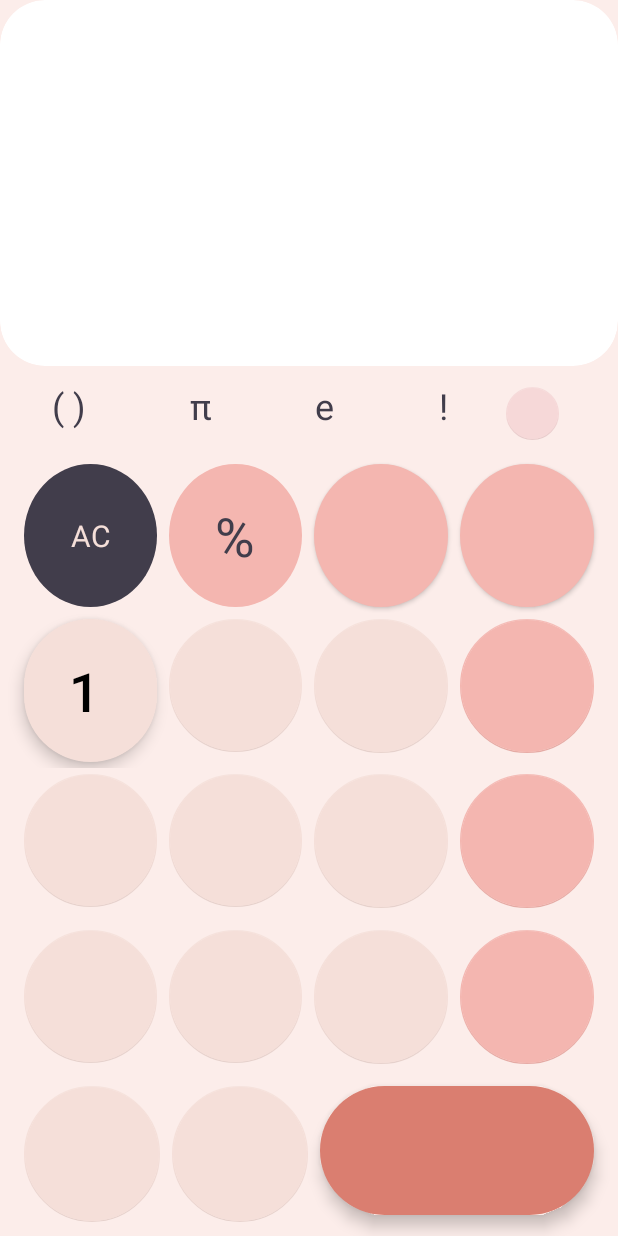
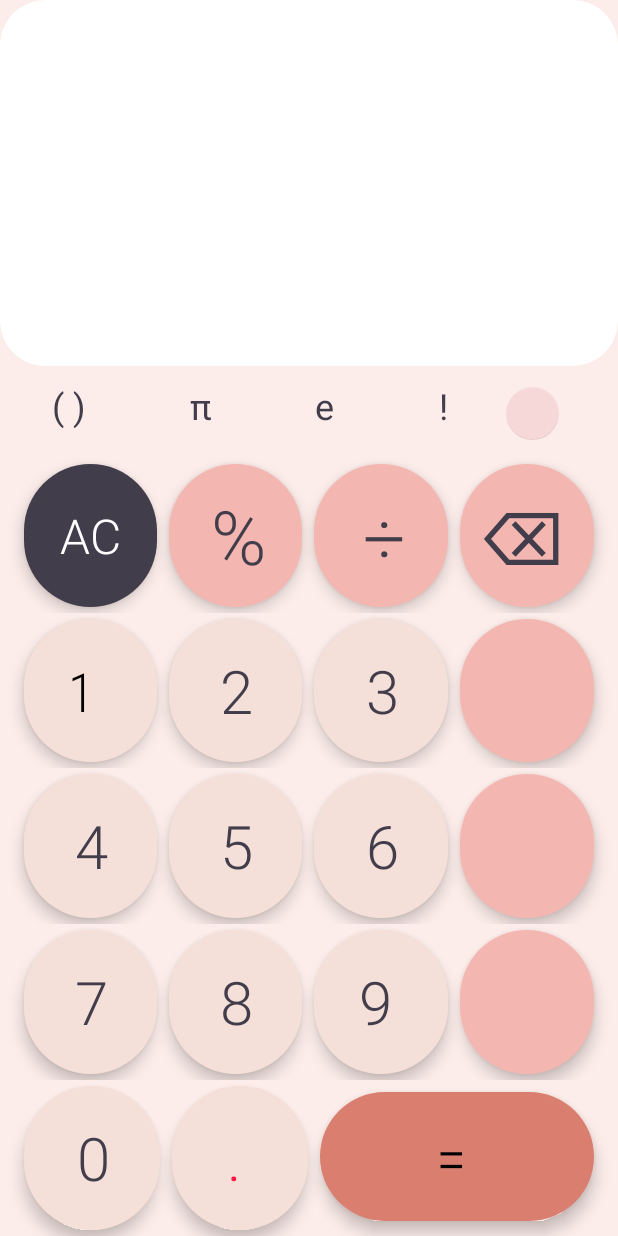
Before and after one commit to Harsh8833/Calculator, an Android app: the screen it shows after launch (MainActivity), on a phone screen of 412 x 824 dp. Run offline under Robolectric (Android 15) with nearby library versions, the phone set to English and light mode, and no system bars.

Commit message:
text on fab

```diff
--- a/app/src/main/res/layout/activity_main.xml
+++ b/app/src/main/res/layout/activity_main.xml
@@ -9,7 +9,7 @@
     android:orientation="vertical">
 
 
-
+    <!-- Text Field -->
     <com.google.android.material.card.MaterialCardView
         android:id="@+id/cardView"
         style="?attr/materialCardViewFilledStyle"
@@ -25,6 +25,7 @@
 
     </com.google.android.material.card.MaterialCardView>
 
+    <!-- mini buttons row -->
     <LinearLayout
         android:layout_width="match_parent"
         android:layout_height="0dp"
@@ -88,17 +89,18 @@
         </com.google.android.material.floatingactionbutton.FloatingActionButton>
 
 
+        <!-- First Row -->
 
     </LinearLayout>
-
     <LinearLayout
         android:layout_width="match_parent"
         android:layout_height="0dp"
         android:orientation="horizontal"
-        android:layout_weight=".5">
+        android:layout_weight=".5"
+        android:backgroundTint="@color/dark_pink">
 
-        <Button
-            android:id="@+id/ac_Button"
+        <com.google.android.material.floatingactionbutton.ExtendedFloatingActionButton
+            android:id="@+id/ac"
             android:layout_width="0dp"
             android:layout_height="match_parent"
             android:layout_weight=".5"
@@ -107,43 +109,36 @@
             android:layout_marginTop="4dp"
             android:layout_marginStart="16dp"
             app:backgroundTint="@color/gray_purple"
-            android:background="@drawable/round_buttons"
-            app:elevation="0dp"
-            android:text="AC"
-            android:textAppearance="?attr/textAppearanceDisplayMedium"
-            android:textSize="20dp"
-            android:textColor="@color/light_pink"
-            style="@style/Widget.Material3.Button.TonalButton">
-        </Button>
+            style="@style/number_keys"
+            android:textColor="@color/white"
+            android:textSize="32dp"
+            android:text=" AC">
 
-        <Button
-            android:id="@+id/ac_Button1"
+        </com.google.android.material.floatingactionbutton.ExtendedFloatingActionButton>
+
+
+        <com.google.android.material.floatingactionbutton.ExtendedFloatingActionButton
+            android:id="@+id/percent"
             android:layout_width="0dp"
             android:layout_height="match_parent"
             android:layout_weight=".5"
             android:layout_margin="4dp"
-            app:backgroundTint="@color/dark_pink"
-            android:background="@drawable/round_buttons"
-            app:elevation="0dp"
-            android:text="%"
-            android:textColor="@color/gray_purple"
-            android:textSize="36dp"
-            style="@style/Widget.Material3.Button.TonalButton">
-        </Button>
+            style="@style/symbols_keys"
+            android:text=" %">
+        </com.google.android.material.floatingactionbutton.ExtendedFloatingActionButton>
 
-        <Button
-            android:id="@+id/ac_Button3"
+        <com.google.android.material.floatingactionbutton.ExtendedFloatingActionButton
+            android:id="@+id/divide"
             android:layout_width="0dp"
             android:layout_height="match_parent"
             android:layout_weight=".5"
-            android:background="@drawable/round_buttons"
             android:layout_margin="4dp"
-            app:backgroundTint="@color/dark_pink"
-            app:elevation="0dp">
-        </Button>
+            style="@style/symbols_keys"
+            android:text=" ÷">
+        </com.google.android.material.floatingactionbutton.ExtendedFloatingActionButton>
 
-        <Button
-            android:id="@+id/ac_Button4"
+        <com.google.android.material.floatingactionbutton.ExtendedFloatingActionButton
+            android:id="@+id/backspace"
             android:layout_width="0dp"
             android:layout_height="match_parent"
             android:layout_weight=".5"
@@ -151,13 +146,13 @@
             android:layout_marginBottom="4dp"
             android:layout_marginTop="4dp"
             android:layout_marginStart="4dp"
-            app:backgroundTint="@color/dark_pink"
-            app:elevation="0dp"
-            android:background="@drawable/round_buttons">
-        </Button>
+            style="@style/symbols_keys"
+            android:text="⌫">
+        </com.google.android.material.floatingactionbutton.ExtendedFloatingActionButton>
 
     </LinearLayout>
 
+    <!-- Second Row -->
         <LinearLayout
             android:layout_width="match_parent"
             android:layout_height="0dp"
@@ -176,33 +171,34 @@
                 android:layout_marginStart="16dp"
                 app:backgroundTint="@color/light_pink"
                 app:elevation="0dp"
-            android:text="1"
-            android:textAlignment="center"
-            android:textSize="36dp">
+                android:text="@string/_1"
+                android:letterSpacing="0.25"
+                android:textSize="36sp"
+                android:fontFamily="sans-serif-condensed-light">
             </com.google.android.material.floatingactionbutton.ExtendedFloatingActionButton>
 
 
-        <com.google.android.material.floatingactionbutton.FloatingActionButton
+            <com.google.android.material.floatingactionbutton.ExtendedFloatingActionButton
                 android:id="@+id/key2"
                 android:layout_width="0dp"
                 android:layout_height="match_parent"
                 android:layout_weight=".5"
                 android:layout_margin="4dp"
-            app:backgroundTint="@color/light_pink"
-            app:elevation="0dp">
-        </com.google.android.material.floatingactionbutton.FloatingActionButton>
+                style="@style/number_keys"
+                android:text="@string/_2">
+            </com.google.android.material.floatingactionbutton.ExtendedFloatingActionButton>
 
-        <com.google.android.material.floatingactionbutton.FloatingActionButton
+            <com.google.android.material.floatingactionbutton.ExtendedFloatingActionButton
                 android:id="@+id/key3"
                 android:layout_width="0dp"
                 android:layout_height="match_parent"
                 android:layout_weight=".5"
                 android:layout_margin="4dp"
-            app:backgroundTint="@color/light_pink"
-            app:elevation="0dp">
-        </com.google.android.material.floatingactionbutton.FloatingActionButton>
+                style="@style/number_keys"
+                android:text="@string/_3">
+            </com.google.android.material.floatingactionbutton.ExtendedFloatingActionButton>
 
-        <com.google.android.material.floatingactionbutton.FloatingActionButton
+            <com.google.android.material.floatingactionbutton.ExtendedFloatingActionButton
                 android:id="@+id/multiply"
                 android:layout_width="0dp"
                 android:layout_height="match_parent"
@@ -213,11 +209,11 @@
                 android:layout_marginStart="4dp"
                 app:backgroundTint="@color/dark_pink"
                 app:elevation="0dp">
-        </com.google.android.material.floatingactionbutton.FloatingActionButton>
+            </com.google.android.material.floatingactionbutton.ExtendedFloatingActionButton>
 
         </LinearLayout>
 
-
+    <!-- Third Row -->
     <LinearLayout
         android:layout_width="match_parent"
         android:layout_height="0dp"
@@ -225,7 +221,7 @@
         android:layout_weight=".5"
         android:backgroundTint="@color/dark_pink">
 
-        <com.google.android.material.floatingactionbutton.FloatingActionButton
+        <com.google.android.material.floatingactionbutton.ExtendedFloatingActionButton
             android:id="@+id/key4"
             android:layout_width="0dp"
             android:layout_height="match_parent"
@@ -234,31 +230,31 @@
             android:layout_marginBottom="4dp"
             android:layout_marginTop="4dp"
             android:layout_marginStart="16dp"
-            app:backgroundTint="@color/light_pink"
-            app:elevation="0dp">
-        </com.google.android.material.floatingactionbutton.FloatingActionButton>
+            style="@style/number_keys"
+            android:text="@string/_4">
+        </com.google.android.material.floatingactionbutton.ExtendedFloatingActionButton>
 
-        <com.google.android.material.floatingactionbutton.FloatingActionButton
+        <com.google.android.material.floatingactionbutton.ExtendedFloatingActionButton
             android:id="@+id/key5"
             android:layout_width="0dp"
             android:layout_height="match_parent"
             android:layout_weight=".5"
             android:layout_margin="4dp"
-            app:backgroundTint="@color/light_pink"
-            app:elevation="0dp">
-        </com.google.android.material.floatingactionbutton.FloatingActionButton>
+            style="@style/number_keys"
+            android:text="@string/_5">
+        </com.google.android.material.floatingactionbutton.ExtendedFloatingActionButton>
 
-        <com.google.android.material.floatingactionbutton.FloatingActionButton
+        <com.google.android.material.floatingactionbutton.ExtendedFloatingActionButton
             android:id="@+id/key6"
             android:layout_width="0dp"
             android:layout_height="match_parent"
             android:layout_weight=".5"
             android:layout_margin="4dp"
-            app:backgroundTint="@color/light_pink"
-            app:elevation="0dp">
-        </com.google.android.material.floatingactionbutton.FloatingActionButton>
+            style="@style/number_keys"
+            android:text="@string/_6">
+        </com.google.android.material.floatingactionbutton.ExtendedFloatingActionButton>
 
-        <com.google.android.material.floatingactionbutton.FloatingActionButton
+        <com.google.android.material.floatingactionbutton.ExtendedFloatingActionButton
             android:id="@+id/minus"
             android:layout_width="0dp"
             android:layout_height="match_parent"
@@ -269,10 +265,11 @@
             android:layout_marginStart="4dp"
             app:backgroundTint="@color/dark_pink"
             app:elevation="0dp">
-        </com.google.android.material.floatingactionbutton.FloatingActionButton>
+        </com.google.android.material.floatingactionbutton.ExtendedFloatingActionButton>
 
     </LinearLayout>
 
+    <!-- Fourth Row -->
     <LinearLayout
         android:layout_width="match_parent"
         android:layout_height="0dp"
@@ -280,7 +277,7 @@
         android:layout_weight=".5"
         android:backgroundTint="@color/dark_pink">
 
-        <com.google.android.material.floatingactionbutton.FloatingActionButton
+        <com.google.android.material.floatingactionbutton.ExtendedFloatingActionButton
             android:id="@+id/key7"
             android:layout_width="0dp"
             android:layout_height="match_parent"
@@ -289,31 +286,31 @@
             android:layout_marginBottom="4dp"
             android:layout_marginTop="4dp"
             android:layout_marginStart="16dp"
-            app:backgroundTint="@color/light_pink"
-            app:elevation="0dp">
-        </com.google.android.material.floatingactionbutton.FloatingActionButton>
+            style="@style/number_keys"
+            android:text="@string/_7">
+        </com.google.android.material.floatingactionbutton.ExtendedFloatingActionButton>
 
-        <com.google.android.material.floatingactionbutton.FloatingActionButton
+        <com.google.android.material.floatingactionbutton.ExtendedFloatingActionButton
             android:id="@+id/key8"
             android:layout_width="0dp"
             android:layout_height="match_parent"
             android:layout_weight=".5"
             android:layout_margin="4dp"
-            app:backgroundTint="@color/light_pink"
-            app:elevation="0dp">
-        </com.google.android.material.floatingactionbutton.FloatingActionButton>
+            style="@style/number_keys"
+            android:text="@string/_8">
+        </com.google.android.material.floatingactionbutton.ExtendedFloatingActionButton>
 
-        <com.google.android.material.floatingactionbutton.FloatingActionButton
+        <com.google.android.material.floatingactionbutton.ExtendedFloatingActionButton
             android:id="@+id/key9"
             android:layout_width="0dp"
             android:layout_height="match_parent"
             android:layout_weight=".5"
             android:layout_margin="4dp"
-            app:backgroundTint="@color/light_pink"
-            app:elevation="0dp">
-        </com.google.android.material.floatingactionbutton.FloatingActionButton>
+            style="@style/number_keys"
+            android:text="9">
+        </com.google.android.material.floatingactionbutton.ExtendedFloatingActionButton>
 
-        <com.google.android.material.floatingactionbutton.FloatingActionButton
+        <com.google.android.material.floatingactionbutton.ExtendedFloatingActionButton
             android:id="@+id/plus"
             android:layout_width="0dp"
             android:layout_height="match_parent"
@@ -324,12 +321,12 @@
             android:layout_marginStart="4dp"
             app:backgroundTint="@color/dark_pink"
             app:elevation="0dp">
-        </com.google.android.material.floatingactionbutton.FloatingActionButton>
+        </com.google.android.material.floatingactionbutton.ExtendedFloatingActionButton>
 
     </LinearLayout>
 
 
-
+    <!-- Last Row -->
     <LinearLayout
         android:layout_width="match_parent"
         android:layout_height="0dp"
@@ -337,7 +334,7 @@
         android:layout_weight=".5"
         android:backgroundTint="@color/dark_pink">
 
-        <com.google.android.material.floatingactionbutton.FloatingActionButton
+        <com.google.android.material.floatingactionbutton.ExtendedFloatingActionButton
             android:id="@+id/key0"
             android:layout_width="0dp"
             android:layout_height="match_parent"
@@ -346,19 +343,20 @@
             android:layout_marginBottom="4dp"
             android:layout_marginTop="4dp"
             android:layout_marginStart="16dp"
-            app:backgroundTint="@color/light_pink"
-            app:elevation="0dp">
-        </com.google.android.material.floatingactionbutton.FloatingActionButton>
+            style="@style/number_keys"
+            android:text="@string/_0">
+        </com.google.android.material.floatingactionbutton.ExtendedFloatingActionButton>
 
-        <com.google.android.material.floatingactionbutton.FloatingActionButton
+        <com.google.android.material.floatingactionbutton.ExtendedFloatingActionButton
             android:id="@+id/key_decimal"
+            style="@style/number_keys"
             android:layout_width="0dp"
             android:layout_height="match_parent"
+            android:layout_margin="4dp"
             android:layout_weight=".5"
-            android:layout_margin="4dp"
-            app:backgroundTint="@color/light_pink"
-            app:elevation="0dp">
-        </com.google.android.material.floatingactionbutton.FloatingActionButton>
+            android:text="."
+            android:textColor="#FF1744"
+            tools:ignore="TextContrastCheck"></com.google.android.material.floatingactionbutton.ExtendedFloatingActionButton>
 
 
         <com.google.android.material.floatingactionbutton.ExtendedFloatingActionButton
@@ -372,7 +370,11 @@
             android:layout_weight="1"
             app:backgroundTint="@color/equal_button"
             app:elevation="0dp"
-            android:shadowColor="@color/light_red">
+            android:shadowColor="@color/light_red"
+            android:text="="
+            android:gravity="center"
+            android:textSize="42dp"
+            android:fontFamily="sans-serif-condensed-light">
 
 
         </com.google.android.material.floatingactionbutton.ExtendedFloatingActionButton>
--- /dev/null
+++ b/app/src/main/res/values/dimens.xml
@@ -0,0 +1,5 @@
+<?xml version="1.0" encoding="utf-8"?>
+<resources>
+    <dimen name="key">40dp</dimen>
+    <dimen name="symbols">50dp</dimen>
+</resources>
--- a/app/src/main/res/values/strings.xml
+++ b/app/src/main/res/values/strings.xml
@@ -1,3 +1,12 @@
 <resources>
     <string name="app_name">Calculator</string>
+    <string name="_8">" 8"</string>
+    <string name="_0">" 0"</string>
+    <string name="_6">" 6"</string>
+    <string name="_7">" 7"</string>
+    <string name="_5">" 5"</string>
+    <string name="_4">" 4"</string>
+    <string name="_1">" 1"</string>
+    <string name="_2">" 2"</string>
+    <string name="_3">" 3"</string>
 </resources>
--- a/app/src/main/res/values/themes.xml
+++ b/app/src/main/res/values/themes.xml
@@ -15,6 +15,29 @@
         <item name="android:navigationBarColor">@color/light_red</item>
         <!-- Customize your theme here. -->
 
+
+    </style>
+
+    <style name="number_keys">
+        <item name="android:fontFamily">sans-serif-light</item>
+        <item name="android:letterSpacing">0</item>
+        <item name="android:gravity">center</item>
+        <item name="android:textAlignment">center</item>
+        <item name="backgroundTint">@color/light_pink</item>
+        <item name="android:textSize">@dimen/key</item>
+        <item name="android:textColor">@color/pie_color</item>
+        <item name="android:elevation">0dp</item>
+    </style>
+
+    <style name="symbols_keys">
+        <item name="android:fontFamily">sans-serif-light</item>
+        <item name="android:letterSpacing">0</item>
+        <item name="android:gravity">center</item>
+        <item name="android:textAlignment">center</item>
+        <item name="backgroundTint">@color/dark_pink</item>
+        <item name="android:textSize">@dimen/symbols</item>
+        <item name="android:textColor">@color/pie_color</item>
+        <item name="android:elevation">0dp</item>
     </style>
 
 </resources>
```
Lines whose indentation alone changed are shown as unchanged.
